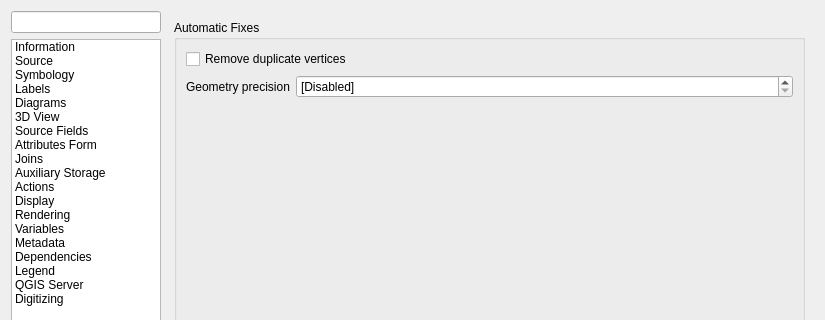
Above: src/ui/qgsvectorlayerpropertiesbase.ui from qgis/QGIS before the change; both pictures show x 0 to 825 and y 0 to 320 of the 825 by 856 pixel window. Below: the same form after it.
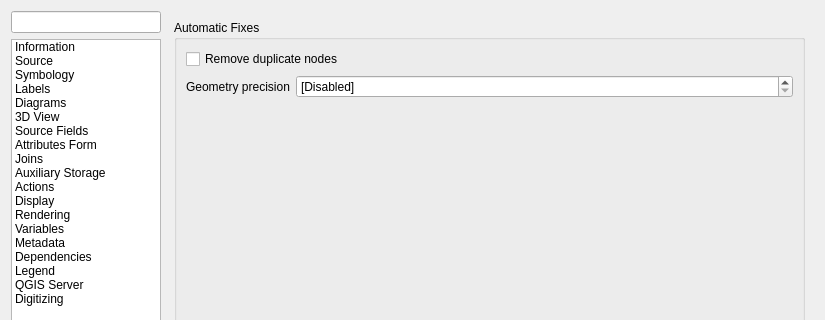
That is the form after the change. Icons and pictures are not drawn. Custom widgets are drawn as their Qt base class.

Patch:
```diff
--- a/src/ui/qgsvectorlayerpropertiesbase.ui
+++ b/src/ui/qgsvectorlayerpropertiesbase.ui
@@ -2361,7 +2361,7 @@
               <item row="0" column="0" colspan="2">
                <widget class="QCheckBox" name="mRemoveDuplicateVerticeCheckbox">
                 <property name="text">
-                 <string>Remove duplicate vertices</string>
+                 <string>Remove duplicate nodes</string>
                 </property>
                </widget>
               </item>
```
Left out of the diff: 13 changed lines with no effect on the pictures.
